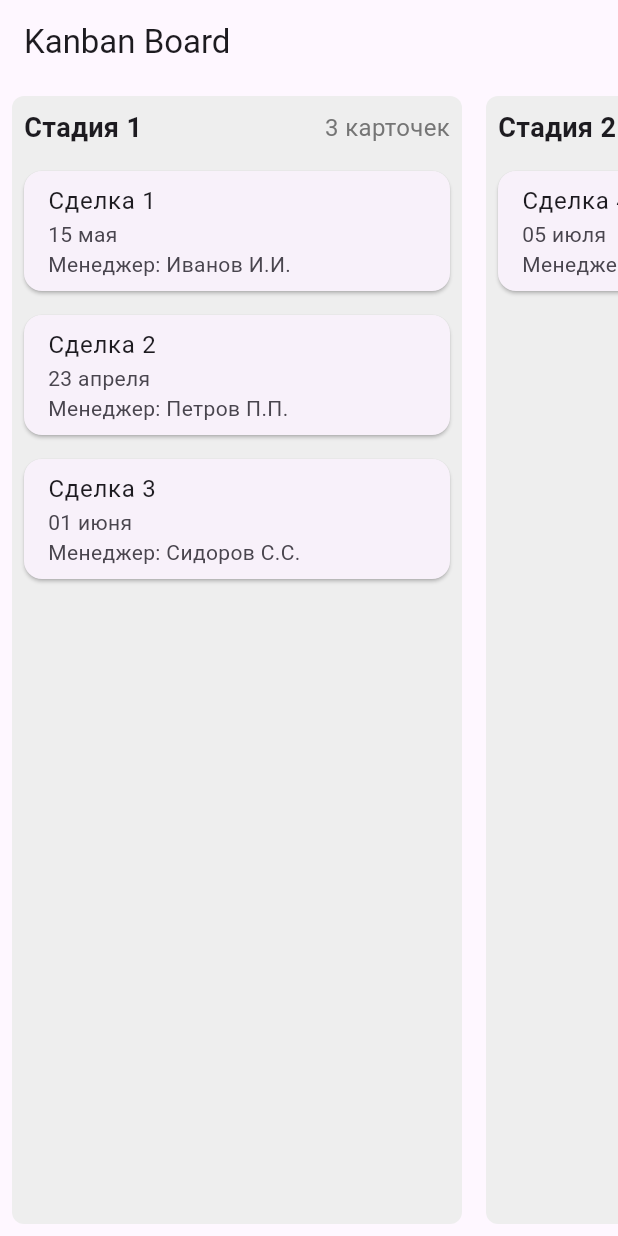
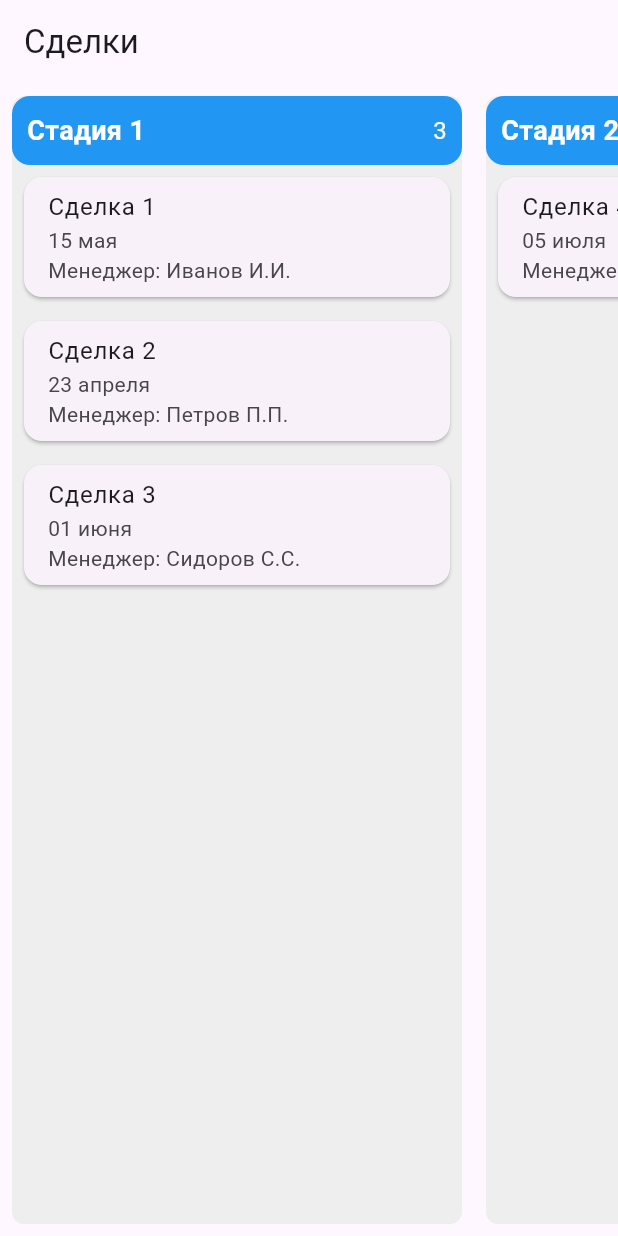
Before and after one commit to Abeli1995/flutter_kanban_app, a Flutter app: the screen it shows after launch, on a phone screen of 412 x 824 dp. Run offline on Flutter 3.47's test engine with Material 3 defaults, Android fonts, the phone set to English and light mode, and no system bars; our stand-ins replace equatable, flutter_bloc.

Commit message:
refactor: change structure of files

```diff
--- a/lib/widget/kanban_board.dart
+++ b/lib/widget/kanban_board.dart
@@ -6,29 +6,34 @@ import '../bloc/kanban_event.dart';
 import '../bloc/kanban_state.dart';
 import '../model/deal_model.dart';
 import '../model/stage_model.dart';
+import 'kanban_column.dart';
 
 class KanbanBoard extends StatelessWidget {
   @override
   Widget build(BuildContext context) {
     return Scaffold(
       appBar: AppBar(
-        title: Text('Kanban Board'),
+        title: const Text('Сделки'),
       ),
       body: BlocProvider(
         create: (context) => KanbanBloc()..add(LoadStages()),
-        child: KanbanView(),
+        child: const KanbanView(),
       ),
     );
   }
 }
 
 class KanbanView extends StatelessWidget {
+  const KanbanView({super.key});
+
   @override
   Widget build(BuildContext context) {
     return BlocBuilder<KanbanBloc, KanbanState>(
       builder: (context, state) {
         if (state is KanbanLoading) {
-          return Center(child: CircularProgressIndicator());
+          return const Center(
+            child: CircularProgressIndicator(),
+          );
         } else if (state is KanbanLoaded) {
           return SingleChildScrollView(
             scrollDirection: Axis.horizontal,
@@ -39,65 +44,11 @@ class KanbanView extends StatelessWidget {
             ),
           );
         } else {
-          return Center(child: Text('Ошибка загрузки данных'));
+          return const Center(
+            child: Text('Ошибка загрузки данных'),
+          );
         }
       },
     );
   }
 }
-
-class KanbanColumn extends StatelessWidget {
-  final Stage stage;
-
-  KanbanColumn({required this.stage});
-
-  @override
-  Widget build(BuildContext context) {
-    return Container(
-      width: 300,
-      margin: EdgeInsets.all(8.0),
-      decoration: BoxDecoration(
-        color: Colors.grey[200],
-        borderRadius: BorderRadius.circular(8.0),
-      ),
-      child: Column(
-        children: [
-          Container(
-            padding: EdgeInsets.all(8.0),
-            child: Row(
-              mainAxisAlignment: MainAxisAlignment.spaceBetween,
-              children: [
-                Text(
-                  stage.title,
-                  style: TextStyle(fontSize: 18, fontWeight: FontWeight.bold),
-                ),
-                Text(
-                  '${stage.dealsCount} карточек',
-                  style: TextStyle(fontSize: 16, color: Colors.grey[600]),
-                ),
-              ],
-            ),
-          ),
-          ...stage.deals.map((deal) => KanbanCard(deal: deal)).toList(),
-        ],
-      ),
-    );
-  }
-}
-
-class KanbanCard extends StatelessWidget {
-  final Deal deal;
-
-  KanbanCard({required this.deal});
-
-  @override
-  Widget build(BuildContext context) {
-    return Card(
-      margin: EdgeInsets.all(8.0),
-      child: ListTile(
-        title: Text(deal.title),
-        subtitle: Text('${deal.date} \nМенеджер: ${deal.manager}'),
-      ),
-    );
-  }
-}
--- /dev/null
+++ b/lib/widget/kanban_card.dart
@@ -0,0 +1,19 @@
+import 'package:flutter/material.dart';
+import '../model/deal_model.dart';
+
+class KanbanCard extends StatelessWidget {
+  final Deal deal;
+
+  const KanbanCard({super.key, required this.deal});
+
+  @override
+  Widget build(BuildContext context) {
+    return Card(
+      margin: const EdgeInsets.all(8.0),
+      child: ListTile(
+        title: Text(deal.title),
+        subtitle: Text('${deal.date} \nМенеджер: ${deal.manager}'),
+      ),
+    );
+  }
+}
--- /dev/null
+++ b/lib/widget/kanban_column.dart
@@ -0,0 +1,47 @@
+import 'package:flutter/material.dart';
+import '../model/stage_model.dart';
+import 'kanban_card.dart';
+
+class KanbanColumn extends StatelessWidget {
+  final Stage stage;
+
+  const KanbanColumn({super.key, required this.stage});
+
+  @override
+  Widget build(BuildContext context) {
+    return Container(
+      width: 300,
+      margin: const EdgeInsets.all(8.0),
+      decoration: BoxDecoration(
+        color: Colors.grey[200],
+        borderRadius: BorderRadius.circular(8.0),
+      ),
+      child: Column(
+        children: [
+          Container(
+            decoration: BoxDecoration(
+                color: Colors.blue, borderRadius: BorderRadius.circular(12)),
+            padding: const EdgeInsets.all(10.0),
+            child: Row(
+              mainAxisAlignment: MainAxisAlignment.spaceBetween,
+              children: [
+                Text(
+                  stage.title,
+                  style: const TextStyle(
+                      fontSize: 18,
+                      fontWeight: FontWeight.bold,
+                      color: Colors.white),
+                ),
+                Text(
+                  '${stage.dealsCount}',
+                  style: const TextStyle(fontSize: 16, color: Colors.white),
+                ),
+              ],
+            ),
+          ),
+          ...stage.deals.map((deal) => KanbanCard(deal: deal)).toList(),
+        ],
+      ),
+    );
+  }
+}
```
